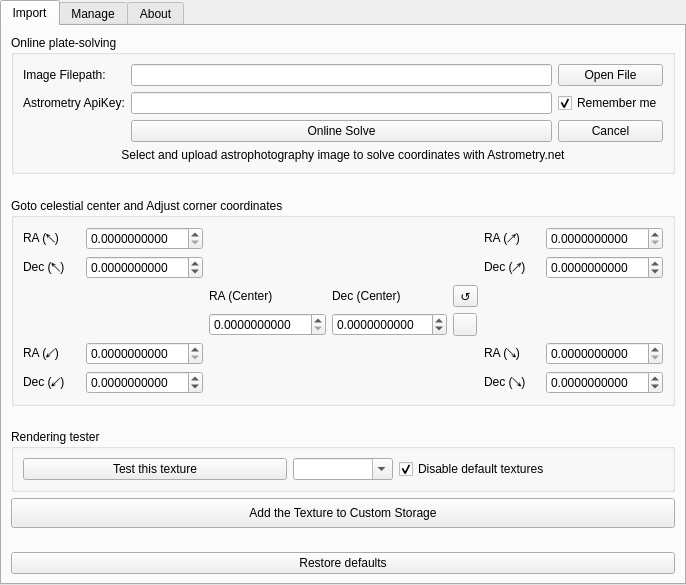
The window that plugins/NebulaTextures/src/gui/nebulaTexturesDialog.ui (Stellarium/stellarium) describes before a commit, drawn with Qt 5.
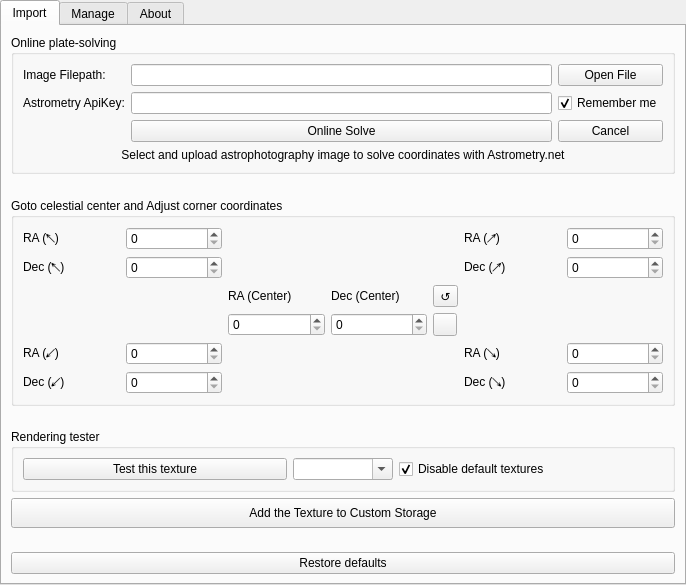
The same window after the commit. Icons and pictures are not drawn. Custom widgets are drawn as their Qt base class.

Commit message: use AngleSpinBox, remember dir, change hint

Diff of the .ui file:
```diff
--- a/plugins/NebulaTextures/src/gui/nebulaTexturesDialog.ui
+++ b/plugins/NebulaTextures/src/gui/nebulaTexturesDialog.ui
@@ -167,22 +167,6 @@
          <layout class="QVBoxLayout" name="verticalLayout_9">
           <item>
            <layout class="QGridLayout" name="gridLayout_3">
-            <item row="4" column="1">
-             <widget class="QDoubleSpinBox" name="bottomLeftX">
-              <property name="decimals">
-               <number>10</number>
-              </property>
-              <property name="minimum">
-               <double>0.000000000000000</double>
-              </property>
-              <property name="maximum">
-               <double>360.000000000000000</double>
-              </property>
-              <property name="singleStep">
-               <double>0.010000000000000</double>
-              </property>
-             </widget>
-            </item>
             <item row="5" column="5">
              <widget class="QLabel" name="label_brd">
               <property name="text">
@@ -190,25 +174,6 @@
               </property>
              </widget>
             </item>
-            <item row="3" column="3">
-             <widget class="QDoubleSpinBox" name="referY">
-              <property name="enabled">
-               <bool>true</bool>
-              </property>
-              <property name="decimals">
-               <number>10</number>
-              </property>
-              <property name="minimum">
-               <double>-90.000000000000000</double>
-              </property>
-              <property name="maximum">
-               <double>90.000000000000000</double>
-              </property>
-              <property name="singleStep">
-               <double>0.010000000000000</double>
-              </property>
-             </widget>
-            </item>
             <item row="1" column="0">
              <widget class="QLabel" name="label_tld">
               <property name="text">
@@ -226,38 +191,6 @@
               </property>
              </widget>
             </item>
-            <item row="4" column="6">
-             <widget class="QDoubleSpinBox" name="bottomRightX">
-              <property name="decimals">
-               <number>10</number>
-              </property>
-              <property name="minimum">
-               <double>0.000000000000000</double>
-              </property>
-              <property name="maximum">
-               <double>360.000000000000000</double>
-              </property>
-              <property name="singleStep">
-               <double>0.010000000000000</double>
-              </property>
-             </widget>
-            </item>
-            <item row="1" column="1">
-             <widget class="QDoubleSpinBox" name="topLeftY">
-              <property name="decimals">
-               <number>10</number>
-              </property>
-              <property name="minimum">
-               <double>-90.000000000000000</double>
-              </property>
-              <property name="maximum">
-               <double>90.000000000000000</double>
-              </property>
-              <property name="singleStep">
-               <double>0.010000000000000</double>
-              </property>
-             </widget>
-            </item>
             <item row="4" column="0">
              <widget class="QLabel" name="label_blr">
               <property name="text">
@@ -284,22 +217,6 @@
               </property>
              </widget>
             </item>
-            <item row="1" column="6">
-             <widget class="QDoubleSpinBox" name="topRightY">
-              <property name="decimals">
-               <number>10</number>
-              </property>
-              <property name="minimum">
-               <double>-90.000000000000000</double>
-              </property>
-              <property name="maximum">
-               <double>90.000000000000000</double>
-              </property>
-              <property name="singleStep">
-               <double>0.010000000000000</double>
-              </property>
-             </widget>
-            </item>
             <item row="2" column="2">
              <widget class="QLabel" name="label_rr">
               <property name="font">
@@ -312,25 +229,6 @@
               </property>
              </widget>
             </item>
-            <item row="5" column="6">
-             <widget class="QDoubleSpinBox" name="bottomRightY">
-              <property name="decimals">
-               <number>10</number>
-              </property>
-              <property name="minimum">
-               <double>-90.000000000000000</double>
-              </property>
-              <property name="maximum">
-               <double>90.000000000000000</double>
-              </property>
-              <property name="singleStep">
-               <double>0.010000000000000</double>
-              </property>
-              <property name="value">
-               <double>0.000000000000000</double>
-              </property>
-             </widget>
-            </item>
             <item row="0" column="0">
              <widget class="QLabel" name="label_tlr">
               <property name="text">
@@ -338,22 +236,6 @@
               </property>
              </widget>
             </item>
-            <item row="0" column="1">
-             <widget class="QDoubleSpinBox" name="topLeftX">
-              <property name="decimals">
-               <number>10</number>
-              </property>
-              <property name="minimum">
-               <double>0.000000000000000</double>
-              </property>
-              <property name="maximum">
-               <double>360.000000000000000</double>
-              </property>
-              <property name="singleStep">
-               <double>0.010000000000000</double>
-              </property>
-             </widget>
-            </item>
             <item row="4" column="5">
              <widget class="QLabel" name="label_brr">
               <property name="text">
@@ -361,38 +243,6 @@
               </property>
              </widget>
             </item>
-            <item row="5" column="1">
-             <widget class="QDoubleSpinBox" name="bottomLeftY">
-              <property name="decimals">
-               <number>10</number>
-              </property>
-              <property name="minimum">
-               <double>-90.000000000000000</double>
-              </property>
-              <property name="maximum">
-               <double>90.000000000000000</double>
-              </property>
-              <property name="singleStep">
-               <double>0.010000000000000</double>
-              </property>
-             </widget>
-            </item>
-            <item row="0" column="6">
-             <widget class="QDoubleSpinBox" name="topRightX">
-              <property name="decimals">
-               <number>10</number>
-              </property>
-              <property name="minimum">
-               <double>0.000000000000000</double>
-              </property>
-              <property name="maximum">
-               <double>360.000000000000000</double>
-              </property>
-              <property name="singleStep">
-               <double>0.010000000000000</double>
-              </property>
-             </widget>
-            </item>
             <item row="1" column="5">
              <widget class="QLabel" name="label_trd">
               <property name="text">
@@ -420,25 +270,6 @@
               </property>
              </spacer>
             </item>
-            <item row="3" column="2">
-             <widget class="QDoubleSpinBox" name="referX">
-              <property name="enabled">
-               <bool>true</bool>
-              </property>
-              <property name="decimals">
-               <number>10</number>
-              </property>
-              <property name="minimum">
-               <double>0.000000000000000</double>
-              </property>
-              <property name="maximum">
-               <double>360.000000000000000</double>
-              </property>
-              <property name="singleStep">
-               <double>0.010000000000000</double>
-              </property>
-             </widget>
-            </item>
             <item row="3" column="4">
              <widget class="QToolButton" name="goPushButton">
               <property name="toolTip">
@@ -454,6 +285,44 @@
               </property>
              </widget>
             </item>
+            <item row="0" column="1">
+             <widget class="AngleSpinBox" name="topLeftX"/>
+            </item>
+            <item row="1" column="1">
+             <widget class="AngleSpinBox" name="topLeftY"/>
+            </item>
+            <item row="4" column="1">
+             <widget class="AngleSpinBox" name="bottomLeftX"/>
+            </item>
+            <item row="5" column="1">
+             <widget class="AngleSpinBox" name="bottomLeftY"/>
+            </item>
+            <item row="0" column="6">
+             <widget class="AngleSpinBox" name="topRightX"/>
+            </item>
+            <item row="1" column="6">
+             <widget class="AngleSpinBox" name="topRightY"/>
+            </item>
+            <item row="4" column="6">
+             <widget class="AngleSpinBox" name="bottomRightX"/>
+            </item>
+            <item row="5" column="6">
+             <widget class="AngleSpinBox" name="bottomRightY"/>
+            </item>
+            <item row="3" column="2">
+             <widget class="AngleSpinBox" name="referX">
+              <property name="enabled">
+               <bool>true</bool>
+              </property>
+             </widget>
+            </item>
+            <item row="3" column="3">
+             <widget class="AngleSpinBox" name="referY">
+              <property name="enabled">
+               <bool>true</bool>
+              </property>
+             </widget>
+            </item>
            </layout>
           </item>
          </layout>
@@ -648,6 +517,11 @@
    <header>Dialog.hpp</header>
    <container>1</container>
   </customwidget>
+  <customwidget>
+   <class>AngleSpinBox</class>
+   <extends>QSpinBox</extends>
+   <header>AngleSpinBox.hpp</header>
+  </customwidget>
  </customwidgets>
  <tabstops>
   <tabstop>tabs</tabstop>
```
The commit also changes 2 other files.
